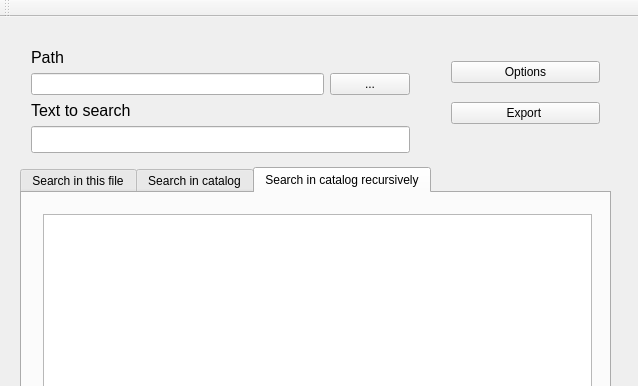
Above: officeHelp/mainwindow.ui from michalhuras/Office-Help before the change; both pictures show x 0 to 638 and y 0 to 386 of the 638 by 559 pixel window. Below: the same form after it.
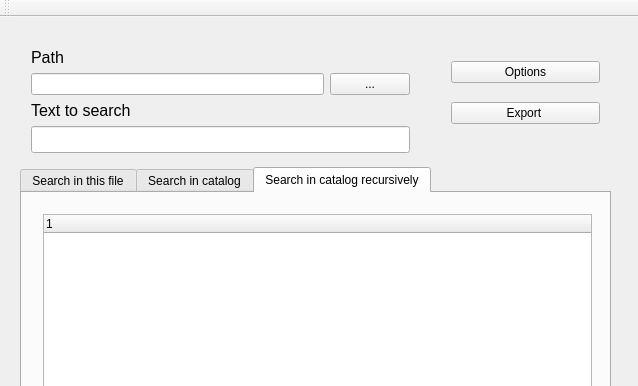
That is the form after the change.

```diff
--- a/officeHelp/mainwindow.ui
+++ b/officeHelp/mainwindow.ui
@@ -254,7 +254,13 @@
       </property>
       <layout class="QVBoxLayout" name="verticalLayout_5">
        <item>
-        <widget class="QTableWidget" name="tableWidget_3"/>
+        <widget class="QTreeWidget" name="treeWidget_3">
+         <column>
+          <property name="text">
+           <string notr="true">1</string>
+          </property>
+         </column>
+        </widget>
        </item>
        <item>
         <layout class="QHBoxLayout" name="horizontalLayout_3">
```
Left out of the diff: 2 changed lines with no effect on the pictures.
